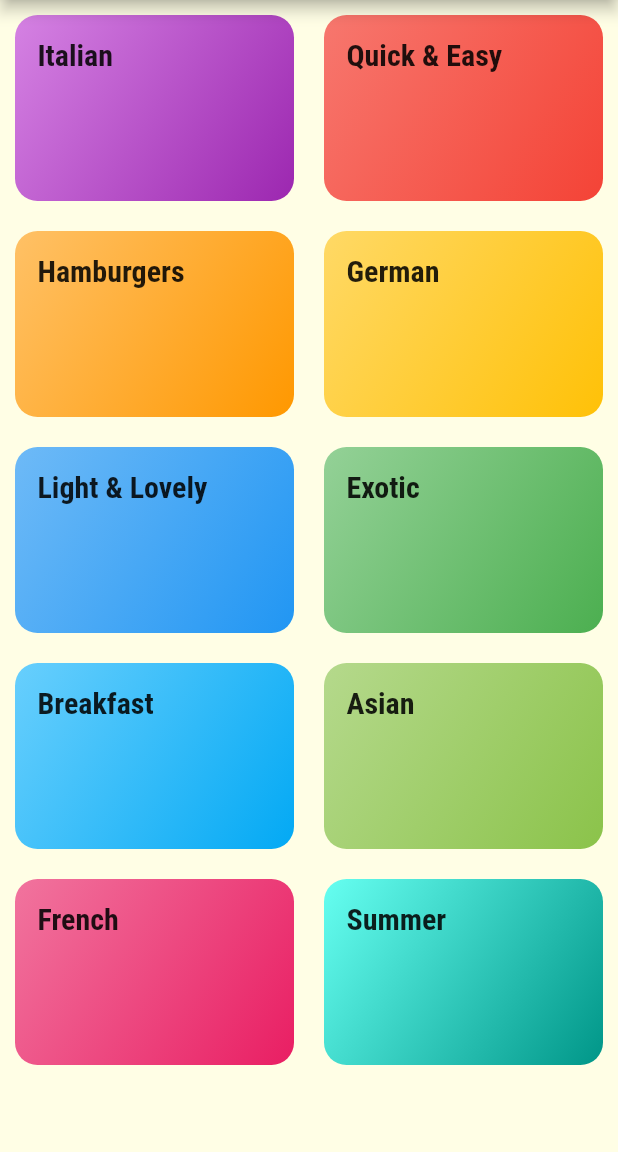
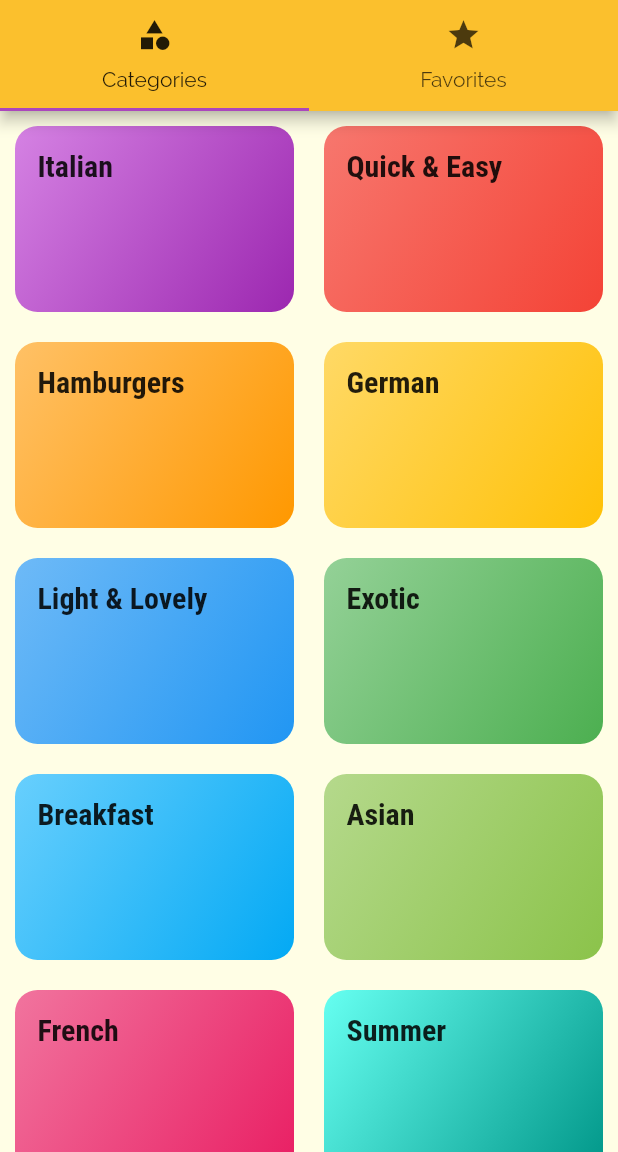
Before and after one commit to PLPOLAND/flutter_meals_app, a Flutter app: the screen it shows after launch, on a phone screen of 412 x 824 dp, the part 84-1236 px from its top. Run offline on Flutter 3.47's test engine with Material 2 defaults, Android fonts, the phone set to English and light mode, and no system bars.

```diff
--- a/lib/main.dart
+++ b/lib/main.dart
@@ -1,5 +1,6 @@
 import 'package:flutter/material.dart';
 import 'package:flutter_meals_app/screens/meal_detail_screen.dart';
+import 'package:flutter_meals_app/screens/tabs_screen.dart';
 import './screens/categories_screen.dart';
 import './screens/category_meals_screen.dart';
 
@@ -34,9 +35,18 @@ class MyApp extends StatelessWidget {
             )),
       ),
       routes: {
-        '/': (context) => CategoriesScreen(),
+        '/': (context) => TabsScreen(),
         CategoryMealsScreen.routeName: (context) => CategoryMealsScreen(),
         MealDetailScrean.routeName: (context) => MealDetailScrean(),
+      },
+      // onGenerateRoute: (settings) => MaterialPageRoute( //executes when route is not defined in routes
+      //   builder: (context) => CategoriesScreen(),
+      // ),
+      onUnknownRoute: (settings) {
+        //executes when route is not defined in routes and onGenerateRoute
+        return MaterialPageRoute(
+          builder: (context) => const CategoriesScreen(),
+        );
       },
     );
   }
--- a/lib/screens/categories_screen.dart
+++ b/lib/screens/categories_screen.dart
@@ -8,11 +8,7 @@ class CategoriesScreen extends StatelessWidget {
 
   @override
   Widget build(BuildContext context) {
-    return Scaffold(
-      appBar: AppBar(
-        title: const Text("Meals"),
-      ),
-      body: GridView(
+    return GridView(
       gridDelegate: const SliverGridDelegateWithMaxCrossAxisExtent(
           maxCrossAxisExtent: 200,
           childAspectRatio: 3 / 2,
@@ -26,7 +22,6 @@ class CategoriesScreen extends StatelessWidget {
                 id: data.id,
               ))
           .toList(),
-      ),
     );
   }
 }
--- /dev/null
+++ b/lib/screens/tabs_screen.dart
@@ -0,0 +1,37 @@
+import 'package:flutter/material.dart';
+import 'package:flutter_meals_app/screens/favorites_screen.dart';
+
+import 'categories_screen.dart';
+
+class TabsScreen extends StatefulWidget {
+  const TabsScreen({super.key});
+
+  @override
+  State<TabsScreen> createState() => _TabsScreenState();
+}
+
+class _TabsScreenState extends State<TabsScreen> {
+  @override
+  Widget build(BuildContext context) {
+    return DefaultTabController(
+        length: 2,
+        initialIndex: 0,
+        child: Scaffold(
+          appBar: AppBar(
+            title: const Text('Meals'),
+            bottom: const TabBar(
+              tabs: [
+                Tab(icon: Icon(Icons.category), text: 'Categories'),
+                Tab(icon: Icon(Icons.star), text: 'Favorites'),
+              ],
+            ),
+          ),
+          body: const TabBarView(
+            children: [
+              CategoriesScreen(),
+              FavoritesScreen(),
+            ],
+          ),
+        ));
+  }
+}
```
Also changed, not shown: lib/screens/favorites_screen.dart (added, +12 -0 lines), lib/screens/meal_detail_screen.dart (+78 -3 lines). Lines whose indentation alone changed are shown as unchanged.
